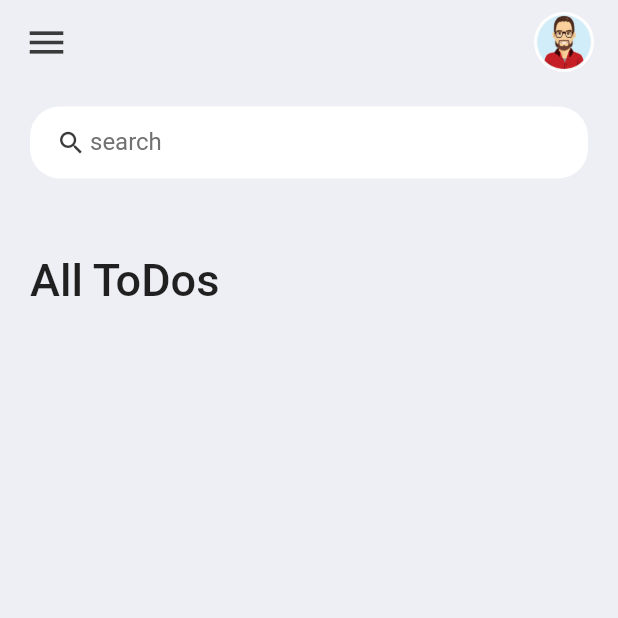
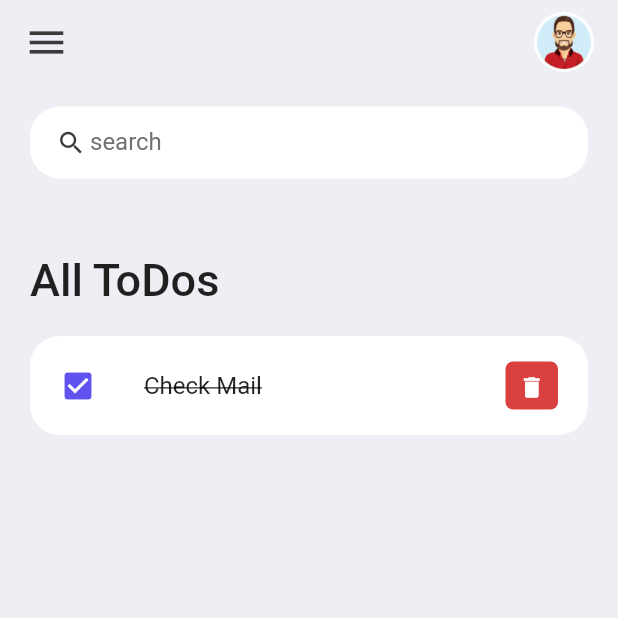
Before and after one commit to SaqifHaque/Flutter-Todo-App, a Flutter app: the screen it shows after launch, on a phone screen of 412 x 824 dp, the top half of it. Run offline on Flutter 3.47's test engine with Material 2 defaults, Android fonts, the phone set to English and light mode, and no system bars.

Commit message:
Working on todolist widget design

```diff
--- a/lib/widgets/todo_item.dart
+++ b/lib/widgets/todo_item.dart
@@ -1,10 +1,41 @@
 import 'package:flutter/material.dart';
+import 'package:todo_flutter/constants/colors.dart';
 
 class ToDoItem extends StatelessWidget {
-  const ToDoItem ({Key? key}) : super(key: key);
+  const ToDoItem({Key? key}) : super(key: key);
 
   @override
   Widget build(BuildContext context) {
-    return Container();
+    return Container(
+      child: ListTile(
+          onTap: () {},
+          shape:
+              RoundedRectangleBorder(borderRadius: BorderRadius.circular(20)),
+          contentPadding: EdgeInsets.symmetric(horizontal: 20, vertical: 5),
+          tileColor: Colors.white,
+          leading: Icon(
+            Icons.check_box,
+            color: tdBlue,
+          ),
+          title: Text('Check Mail',
+              style: TextStyle(
+                fontSize: 16,
+                decoration: TextDecoration.lineThrough,
+              )),
+          trailing: Container(
+              padding: EdgeInsets.all(0),
+              margin: EdgeInsets.symmetric(vertical: 12),
+              height: 35,
+              width: 35,
+              decoration: BoxDecoration(
+                color: tdRed,
+                borderRadius: BorderRadius.circular(5),
+              ),
+              child: IconButton(
+                  color: Colors.white,
+                  iconSize: 18,
+                  icon: Icon(Icons.delete),
+                  onPressed: () {}))),
+    );
   }
 }
```
